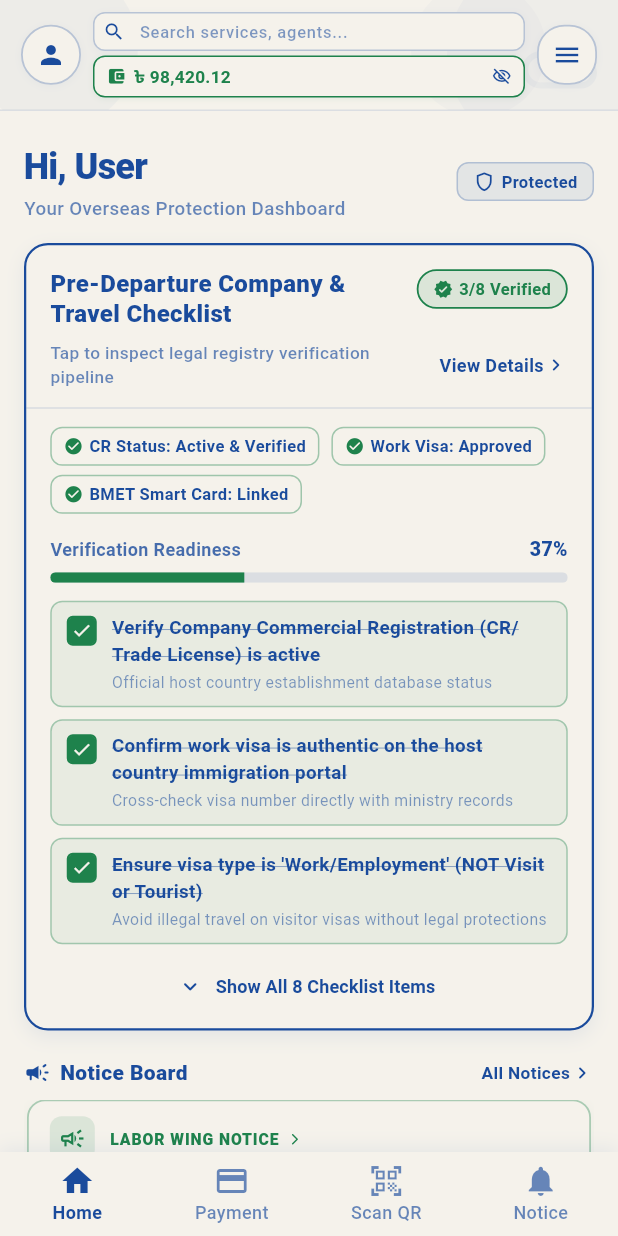
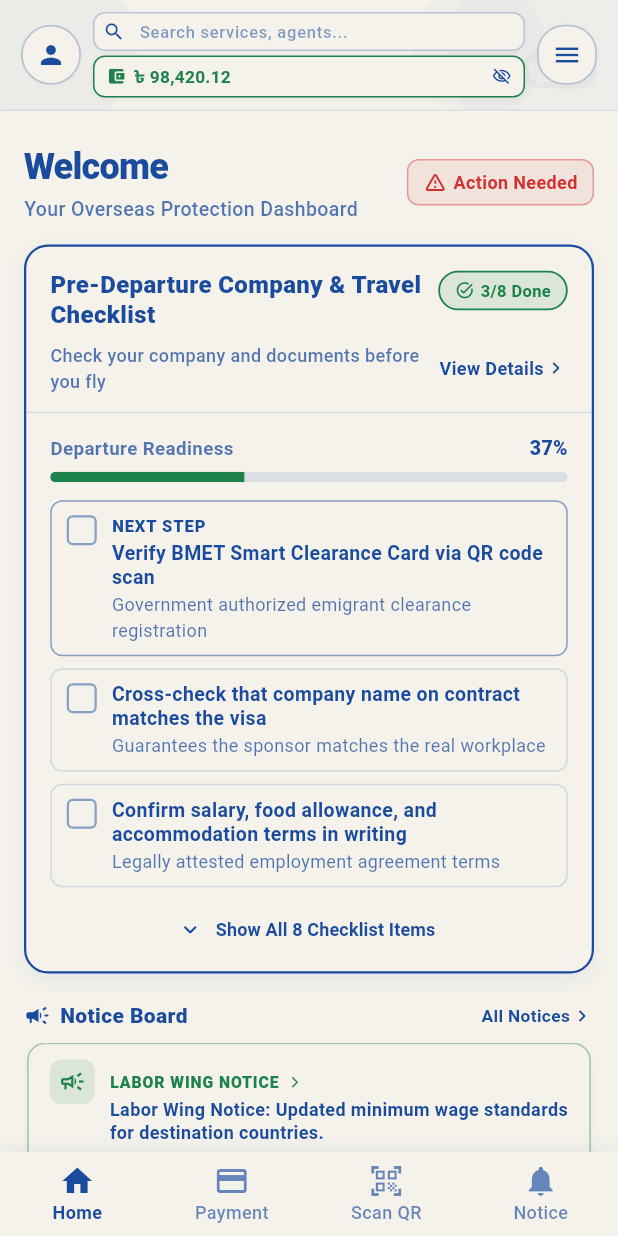
Before and after one commit to talhatanzim2005/Probashi_guard, a Flutter app: the screen it shows after launch, on a phone screen of 412 x 824 dp. Run offline on Flutter 3.47's test engine with Material 3 defaults, Android fonts, the phone set to English and light mode, and no system bars.

```diff
--- a/lib/frontend/home/home_view.dart
+++ b/lib/frontend/home/home_view.dart
@@ -6,10 +6,14 @@ class HomeView extends StatefulWidget {
   final VoidCallback? onNavigateToNotice;
   final VoidCallback? onNavigateToCrChecker;
 
+  /// Shown in the greeting. Falls back to "Welcome" when null.
+  final String? userName;
+
   const HomeView({
     super.key,
     this.onNavigateToNotice,
     this.onNavigateToCrChecker,
+    this.userName,
   });
 
   @override
@@ -127,6 +131,45 @@ class _HomeViewState extends State<HomeView> {
   double get _progressPercent =>
       _checklist.isEmpty ? 0.0 : _completedCount / _checklist.length;
 
+  /// Index of the first unfinished item, or -1 when everything is done.
+  int get _nextIndex => _checklist.indexWhere((item) => !item.isCompleted);
+
+  /// Unfinished items first, then completed ones (original order is kept
+  /// inside each group). Collapsed view shows only the first 3.
+  List<int> get _visibleIndexes {
+    final pending = <int>[];
+    final done = <int>[];
+    for (var i = 0; i < _checklist.length; i++) {
+      (_checklist[i].isCompleted ? done : pending).add(i);
+    }
+    final ordered = [...pending, ...done];
+    return _isChecklistExpanded ? ordered : ordered.take(3).toList();
+  }
+
+  /// Protection status shown in the greeting badge. Driven by real progress so
+  /// the app never claims "Protected" while most checks are still open.
+  ({String label, IconData icon, Color color}) get _status {
+    if (_checklist.isNotEmpty && _completedCount == _checklist.length) {
+      return (
+        label: 'Fully Protected',
+        icon: Icons.verified_user_rounded,
+        color: AppColors.emeraldGreen,
+      );
+    }
+    if (_progressPercent >= 0.5) {
+      return (
+        label: 'Partially Protected',
+        icon: Icons.shield_outlined,
+        color: AppColors.royalBlue,
+      );
+    }
+    return (
+      label: 'Action Needed',
+      icon: Icons.warning_amber_rounded,
+      color: AppColors.crimsonRed,
+    );
+  }
+
   @override
   void initState() {
     super.initState();
@@ -174,12 +217,17 @@ class _HomeViewState extends State<HomeView> {
               mainAxisAlignment: MainAxisAlignment.spaceBetween,
               crossAxisAlignment: CrossAxisAlignment.center,
               children: [
-                Column(
+                Expanded(
+                  child: Column(
                     crossAxisAlignment: CrossAxisAlignment.start,
                     children: [
-                    const Text(
-                      'Hi, User',
-                      style: TextStyle(
+                      Text(
+                        widget.userName == null
+                            ? 'Welcome'
+                            : 'Hi, ${widget.userName}',
+                        maxLines: 1,
+                        overflow: TextOverflow.ellipsis,
+                        style: const TextStyle(
                           color: AppColors.royalBlue,
                           fontSize: 24,
                           fontWeight: FontWeight.w800,
@@ -187,45 +235,19 @@ class _HomeViewState extends State<HomeView> {
                         ),
                       ),
                       const SizedBox(height: 2),
-                    Text(
+                      const Text(
                         'Your Overseas Protection Dashboard',
                         style: TextStyle(
-                        color: AppColors.royalBlue.withValues(alpha: 0.65),
-                        fontSize: 12.5,
+                          color: AppColors.royalBlueMuted,
+                          fontSize: 13,
                           fontWeight: FontWeight.w500,
                         ),
                       ),
                     ],
                   ),
-                Container(
-                  padding: const EdgeInsets.symmetric(horizontal: 10, vertical: 4),
-                  decoration: BoxDecoration(
-                    color: AppColors.royalBlue.withValues(alpha: 0.08),
-                    borderRadius: BorderRadius.circular(8),
-                    border: Border.all(
-                      color: AppColors.royalBlue.withValues(alpha: 0.25),
-                      width: 1.0,
                 ),
-                  ),
-                  child: Row(
-                    children: const [
-                      Icon(
-                        Icons.shield_outlined,
-                        color: AppColors.royalBlue,
-                        size: 15,
-                      ),
-                      SizedBox(width: 4),
-                      Text(
-                        'Protected',
-                        style: TextStyle(
-                          color: AppColors.royalBlue,
-                          fontSize: 11,
-                          fontWeight: FontWeight.w700,
-                        ),
-                      ),
-                    ],
-                  ),
-                ),
+                const SizedBox(width: 10),
+                _buildStatusBadge(),
               ],
             ),
           ),
@@ -244,6 +266,38 @@ class _HomeViewState extends State<HomeView> {
           _buildQuickFeaturesGrid(),
 
           const SizedBox(height: 20),
+        ],
+      ),
+    );
+  }
+
+  // --- Status badge (greeting header) ---
+  Widget _buildStatusBadge() {
+    final status = _status;
+    return AnimatedContainer(
+      duration: const Duration(milliseconds: 250),
+      padding: const EdgeInsets.symmetric(horizontal: 10, vertical: 6),
+      decoration: BoxDecoration(
+        color: status.color.withValues(alpha: 0.08),
+        borderRadius: BorderRadius.circular(8),
+        border: Border.all(
+          color: status.color.withValues(alpha: 0.4),
+          width: 1.0,
+        ),
+      ),
+      child: Row(
+        mainAxisSize: MainAxisSize.min,
+        children: [
+          Icon(status.icon, color: status.color, size: 16),
+          const SizedBox(width: 4),
+          Text(
+            status.label,
+            style: TextStyle(
+              color: status.color,
+              fontSize: 12,
+              fontWeight: FontWeight.w700,
+            ),
+          ),
         ],
       ),
     );
@@ -294,7 +348,7 @@ class _HomeViewState extends State<HomeView> {
                         ),
                       ),
                       const SizedBox(width: 8),
-                      // Dynamic summary badge (e.g. "3/8 Verified")
+                      // Dynamic summary badge (e.g. "3/8 Done")
                       AnimatedContainer(
                         duration: const Duration(milliseconds: 250),
                         padding: const EdgeInsets.symmetric(
@@ -315,7 +369,7 @@ class _HomeViewState extends State<HomeView> {
                           mainAxisSize: MainAxisSize.min,
                           children: [
                             Icon(
-                              Icons.verified_rounded,
+                              Icons.task_alt_rounded,
                               size: 13,
                               color: _completedCount == _checklist.length
                                   ? AppColors.cloudDancer
@@ -323,7 +377,7 @@ class _HomeViewState extends State<HomeView> {
                             ),
                             const SizedBox(width: 4),
                             Text(
-                              '$_completedCount/${_checklist.length} Verified',
+                              '$_completedCount/${_checklist.length} Done',
                               style: TextStyle(
                                 color: _completedCount == _checklist.length
                                     ? AppColors.cloudDancer
@@ -344,10 +398,10 @@ class _HomeViewState extends State<HomeView> {
                     children: [
                       Expanded(
                         child: Text(
-                          'Tap to inspect legal registry verification pipeline',
+                          'Check your company and documents before you fly',
                           style: TextStyle(
-                            color: AppColors.royalBlue.withValues(alpha: 0.65),
-                            fontSize: 11.5,
+                            color: AppColors.royalBlueMuted,
+                            fontSize: 12,
                             fontWeight: FontWeight.w500,
                           ),
                         ),
@@ -383,40 +437,25 @@ class _HomeViewState extends State<HomeView> {
             color: Color(0x221A4B9C),
           ),
 
-          // Verification Criteria Preview (Option A)
-          Padding(
-            padding: const EdgeInsets.fromLTRB(16.0, 12.0, 16.0, 6.0),
-            child: Wrap(
-              spacing: 8,
-              runSpacing: 6,
-              children: const [
-                _VerificationCriterionChip(
-                  label: 'CR Status: Active & Verified',
-                ),
-                _VerificationCriterionChip(
-                  label: 'Work Visa: Approved',
-                ),
-                _VerificationCriterionChip(
-                  label: 'BMET Smart Card: Linked',
-                ),
-              ],
-            ),
-          ),
-
           // Dynamic Progress Bar & Ratio
           Padding(
-            padding: const EdgeInsets.symmetric(horizontal: 16.0, vertical: 8.0),
+            padding: const EdgeInsets.fromLTRB(16.0, 14.0, 16.0, 8.0),
+            child: Semantics(
+              label: 'Departure readiness',
+              // toInt() floors on purpose: never overstate readiness.
+              value: '${(_progressPercent * 100).toInt()} percent',
+              child: ExcludeSemantics(
                 child: Column(
                   crossAxisAlignment: CrossAxisAlignment.start,
                   children: [
                     Row(
                       mainAxisAlignment: MainAxisAlignment.spaceBetween,
                       children: [
-                    Text(
-                      'Verification Readiness',
+                        const Text(
+                          'Departure Readiness',
                           style: TextStyle(
-                        color: AppColors.royalBlue.withValues(alpha: 0.8),
-                        fontSize: 12,
+                            color: AppColors.royalBlueMuted,
+                            fontSize: 12.5,
                             fontWeight: FontWeight.w600,
                           ),
                         ),
@@ -433,16 +472,24 @@ class _HomeViewState extends State<HomeView> {
                     const SizedBox(height: 6),
                     ClipRRect(
                       borderRadius: BorderRadius.circular(4),
-                  child: LinearProgressIndicator(
-                    value: _progressPercent,
+                      child: TweenAnimationBuilder<double>(
+                        tween: Tween<double>(end: _progressPercent),
+                        duration: const Duration(milliseconds: 350),
+                        curve: Curves.easeOut,
+                        builder: (context, value, _) => LinearProgressIndicator(
+                          value: value,
                           minHeight: 7,
-                    backgroundColor: AppColors.royalBlue.withValues(alpha: 0.12),
+                          backgroundColor:
+                              AppColors.royalBlue.withValues(alpha: 0.12),
                           valueColor: const AlwaysStoppedAnimation<Color>(
                             AppColors.emeraldGreen,
                           ),
                         ),
                       ),
+                    ),
                   ],
+                ),
+              ),
             ),
           ),
 
@@ -451,11 +498,8 @@ class _HomeViewState extends State<HomeView> {
             padding: const EdgeInsets.symmetric(horizontal: 16.0),
             child: Column(
               children: [
-                // Render items (either top 3 or all 8 based on expansion state)
-                for (int i = 0;
-                    i < (_isChecklistExpanded ? _checklist.length : 3);
-                    i++)
-                  _buildChecklistRow(i),
+                // Pending items first; top 3 when collapsed, all when expanded.
+                for (final i in _visibleIndexes) _buildChecklistRow(i),
               ],
             ),
           ),
@@ -495,8 +539,17 @@ class _HomeViewState extends State<HomeView> {
 
   Widget _buildChecklistRow(int index) {
     final item = _checklist[index];
+    final isNext = index == _nextIndex;
+
     return Padding(
       padding: const EdgeInsets.symmetric(vertical: 4.0),
+      child: Semantics(
+        button: true,
+        checked: item.isCompleted,
+        label: '${item.title}. ${item.subtitle}',
+        hint: 'Double tap to mark as done',
+        onTap: () => _toggleChecklistItem(index),
+        excludeSemantics: true,
         child: InkWell(
           onTap: () => _toggleChecklistItem(index),
           borderRadius: BorderRadius.circular(8),
@@ -510,6 +563,8 @@ class _HomeViewState extends State<HomeView> {
               border: Border.all(
                 color: item.isCompleted
                     ? AppColors.emeraldGreen.withValues(alpha: 0.35)
+                    : isNext
+                        ? AppColors.royalBlue.withValues(alpha: 0.5)
                         : AppColors.royalBlue.withValues(alpha: 0.16),
                 width: 1.0,
               ),
@@ -544,37 +599,50 @@ class _HomeViewState extends State<HomeView> {
                       : null,
                 ),
                 const SizedBox(width: 10),
-              // Checklist text
+                // Checklist text (no strikethrough: the green check already
+                // says "done", and crossed-out text reads as "dismissed").
                 Expanded(
                   child: Column(
                     crossAxisAlignment: CrossAxisAlignment.start,
                     children: [
+                      if (isNext) ...[
+                        const Text(
+                          'NEXT STEP',
+                          style: TextStyle(
+                            color: AppColors.royalBlue,
+                            fontSize: 11,
+                            fontWeight: FontWeight.w800,
+                            letterSpacing: 0.6,
+                          ),
+                        ),
+                        const SizedBox(height: 2),
+                      ],
                       Text(
                         item.title,
                         style: TextStyle(
-                        color: AppColors.royalBlue,
-                        fontSize: 12.5,
+                          color: item.isCompleted
+                              ? AppColors.royalBlueMuted
+                              : AppColors.royalBlue,
+                          fontSize: 13,
                           fontWeight: item.isCompleted
-                            ? FontWeight.w600
-                            : FontWeight.w500,
-                        decoration: item.isCompleted
-                            ? TextDecoration.lineThrough
-                            : TextDecoration.none,
-                        decorationColor: AppColors.royalBlue.withValues(alpha: 0.5),
+                              ? FontWeight.w500
+                              : FontWeight.w700,
+                          height: 1.25,
                         ),
                       ),
                       const SizedBox(height: 2),
                       Text(
                         item.subtitle,
-                      style: TextStyle(
-                        color: AppColors.royalBlue.withValues(alpha: 0.55),
-                        fontSize: 10.5,
+                        style: const TextStyle(
+                          color: AppColors.royalBlueMuted,
+                          fontSize: 12,
                         ),
                       ),
                     ],
                   ),
                 ),
               ],
+            ),
           ),
         ),
       ),
@@ -910,46 +978,6 @@ class _HomeViewState extends State<HomeView> {
   }
 }
 
-class _VerificationCriterionChip extends StatelessWidget {
-  final String label;
-
-  const _VerificationCriterionChip({required this.label});
-
-  @override
-  Widget build(BuildContext context) {
-    return Container(
-      padding: const EdgeInsets.symmetric(horizontal: 8, vertical: 4),
-      decoration: BoxDecoration(
-        color: AppColors.cloudDancer,
-        borderRadius: BorderRadius.circular(8),
-        border: Border.all(
-          color: AppColors.emeraldGreen.withValues(alpha: 0.4),
-          width: 1.0,
-        ),
-      ),
-      child: Row(
-        mainAxisSize: MainAxisSize.min,
-        children: [
-          const Icon(
-            Icons.check_circle_rounded,
-            size: 13,
-            color: AppColors.emeraldGreen,
-          ),
-          const SizedBox(width: 4),
-          Text(
-            label,
-            style: const TextStyle(
-              color: AppColors.royalBlue,
-              fontSize: 11,
-              fontWeight: FontWeight.w600,
-            ),
-          ),
-        ],
-      ),
-    );
-  }
-}
-
 class _QuickFeatureCard extends StatelessWidget {
   final IconData icon;
   final Color iconColor;
@@ -977,7 +1005,9 @@ class _QuickFeatureCard extends StatelessWidget {
       onTap: onTap,
       borderRadius: BorderRadius.circular(12),
       child: Container(
-        height: 92,
+        // minHeight (not a fixed height) so larger fonts never overflow.
+        alignment: Alignment.center,
+        constraints: const BoxConstraints(minHeight: 92),
         padding: const EdgeInsets.symmetric(horizontal: 8, vertical: 8),
         decoration: BoxDecoration(
           color: backgroundColor ?? AppColors.cloudDancer,
@@ -1017,7 +1047,7 @@ class _QuickFeatureCard extends StatelessWidget {
               overflow: TextOverflow.ellipsis,
               style: TextStyle(
                 color: textColor,
-                fontSize: 11.5,
+                fontSize: 12,
                 fontWeight: FontWeight.w700,
               ),
             ),
--- a/lib/theme/app_colors.dart
+++ b/lib/theme/app_colors.dart
@@ -14,4 +14,14 @@ abstract final class AppColors {
 
   /// Critical friction, warnings, insufficient balance, failures, destructive actions (#D32F2F).
   static const Color crimsonRed = Color(0xFFD32F2F);
+
+  // ---------------------------------------------------------------------------
+  // Tints of the palette (not new colors).
+  // ---------------------------------------------------------------------------
+
+  /// Royal Blue at 75% opacity, for secondary / helper text.
+  /// Keeps roughly 4.5:1 contrast on [cloudDancer] so it stays readable
+  /// outdoors. Do not go lighter than this for text; use it instead of
+  /// scattering `royalBlue.withValues(alpha: ...)` calls for text colors.
+  static const Color royalBlueMuted = Color(0xBF1A4B9C);
 }
```
Lines whose indentation alone changed are shown as unchanged.
